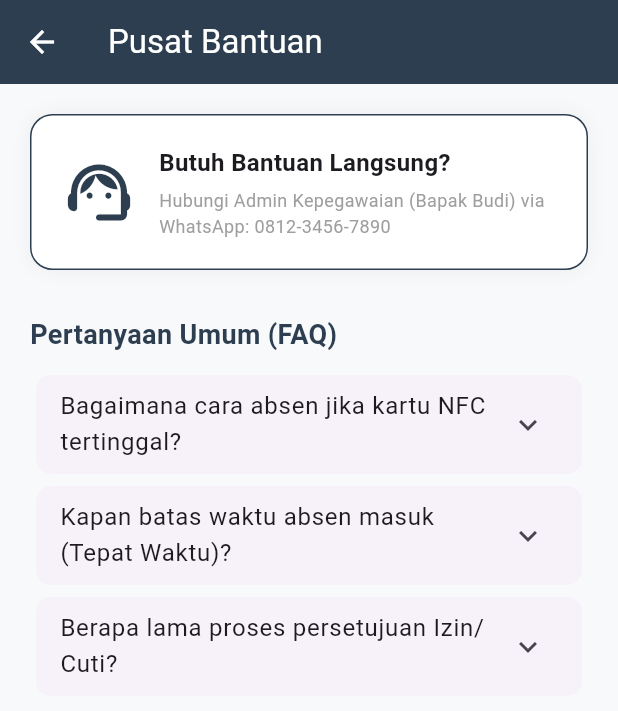
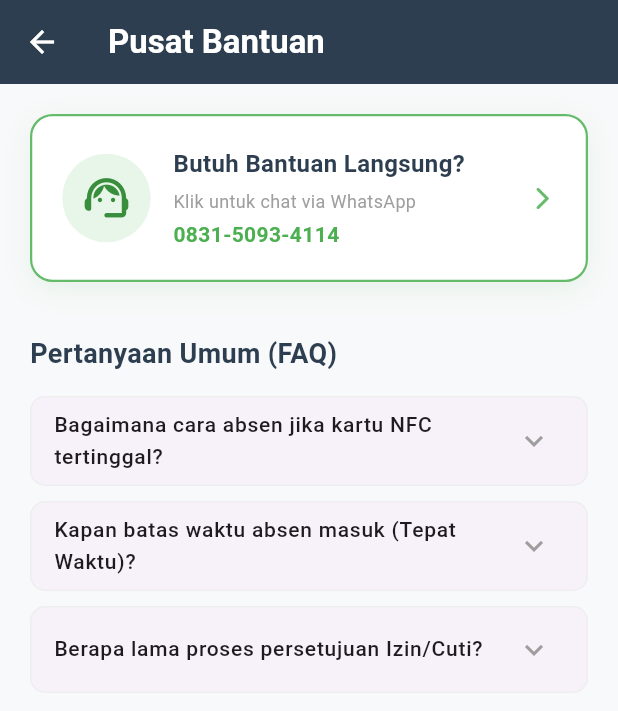
Before and after one commit to AndikaPutra315/Mobile-NFC, a Flutter app: the BantuanPage screen opened directly, on a phone screen of 412 x 824 dp. Shown: the top 711 px of the screen. Run offline on Flutter 3.47's test engine with Material 3 defaults, Android fonts, the phone set to English and light mode, and no system bars.

Commit message:
u tambahkan no wa

```diff
--- a/lib/bantuan_page.dart
+++ b/lib/bantuan_page.dart
@@ -1,97 +1,209 @@
 import 'package:flutter/material.dart';
+import 'package:url_launcher/url_launcher.dart'; // Import package url_launcher
 
 class BantuanPage extends StatelessWidget {
   const BantuanPage({super.key});
+
+  // Fungsi untuk membuka WhatsApp
+  Future<void> _launchWhatsApp() async {
+    // Format nomor WA: ganti angka 0 di depan dengan 62
+    final Uri whatsappUrl = Uri.parse(
+      'https://wa.me/6281234567890',
+    ); // Ganti dengan nomor WhatsApp yang valid
+
+    if (!await launchUrl(whatsappUrl, mode: LaunchMode.externalApplication)) {
+      debugPrint('Tidak dapat membuka WhatsApp');
+    }
+  }
 
   @override
   Widget build(BuildContext context) {
     return Scaffold(
       backgroundColor: const Color(0xFFF8F9FA),
       appBar: AppBar(
-        title: const Text("Pusat Bantuan", style: TextStyle(color: Colors.white)),
+        title: const Text(
+          "Pusat Bantuan",
+          style: TextStyle(color: Colors.white, fontWeight: FontWeight.w600),
+        ),
         backgroundColor: const Color(0xFF2D3E50),
         iconTheme: const IconThemeData(color: Colors.white),
+        elevation: 0,
       ),
       body: SingleChildScrollView(
         padding: const EdgeInsets.all(20),
         child: Column(
           crossAxisAlignment: CrossAxisAlignment.start,
           children: [
-            // Bagian Header Kontak Admin
-            Container(
+            // --- BAGIAN HEADER KONTAK WA (DIPERBARUI DENGAN STYLING & KLIK) ---
+            Material(
+              color: Colors.transparent,
+              child: InkWell(
+                onTap: _launchWhatsApp, // Panggil fungsi WA saat diklik
+                borderRadius: BorderRadius.circular(15),
+                child: Container(
                   padding: const EdgeInsets.all(20),
                   decoration: BoxDecoration(
                     color: Colors.white,
                     borderRadius: BorderRadius.circular(15),
-                border: Border.all(color: const Color(0xFF2D3E50), width: 1),
+                    border: Border.all(
+                      color: Colors.green.shade400,
+                      width: 1.5,
+                    ), // Border hijau khas WA
                     boxShadow: [
-                  BoxShadow(color: Colors.black.withOpacity(0.05), blurRadius: 10),
+                      BoxShadow(
+                        color: Colors.green.withOpacity(0.1),
+                        blurRadius: 15,
+                        offset: const Offset(0, 5),
+                      ),
                     ],
                   ),
-              child: const Row(
+                  child: Row(
                     children: [
-                  Icon(Icons.support_agent_rounded, size: 50, color: Color(0xFF2D3E50)),
-                  SizedBox(width: 15),
-                  Expanded(
+                      // Ikon Support dengan background hijau
+                      Container(
+                        padding: const EdgeInsets.all(12),
+                        decoration: BoxDecoration(
+                          color: Colors.green.shade50,
+                          shape: BoxShape.circle,
+                        ),
+                        child: Icon(
+                          Icons.support_agent_rounded,
+                          size: 35,
+                          color: Colors.green.shade700,
+                        ),
+                      ),
+                      const SizedBox(width: 15),
+                      // Teks Informasi
+                      const Expanded(
                         child: Column(
                           crossAxisAlignment: CrossAxisAlignment.start,
                           children: [
-                        Text("Butuh Bantuan Langsung?", style: TextStyle(fontWeight: FontWeight.bold, fontSize: 16)),
+                            Text(
+                              "Butuh Bantuan Langsung?",
+                              style: TextStyle(
+                                fontWeight: FontWeight.bold,
+                                fontSize: 16,
+                                color: Color(0xFF2D3E50),
+                              ),
+                            ),
                             SizedBox(height: 5),
-                        Text("Hubungi Admin Kepegawaian (Bapak Budi) via WhatsApp: 0812-3456-7890", style: TextStyle(fontSize: 12, color: Colors.grey)),
-                      ],
+                            Text(
+                              "Klik untuk chat via WhatsApp",
+                              style: TextStyle(
+                                fontSize: 12,
+                                color: Colors.grey,
+                              ),
+                            ),
+                            SizedBox(height: 4),
+                            Text(
+                              "0831-5093-4114",
+                              style: TextStyle(
+                                fontSize: 14,
+                                fontWeight: FontWeight.bold,
+                                color: Colors.green,
                               ),
                             ),
                           ],
                         ),
                       ),
-            const SizedBox(height: 30),
+                      // Ikon panah sebagai indikator bisa diklik
+                      Icon(
+                        Icons.arrow_forward_ios_rounded,
+                        size: 18,
+                        color: Colors.green.shade400,
+                      ),
+                    ],
+                  ),
+                ),
+              ),
+            ),
+            const SizedBox(height: 35),
 
-            // Bagian Pertanyaan yang Sering Diajukan (FAQ)
-            const Text("Pertanyaan Umum (FAQ)", style: TextStyle(fontWeight: FontWeight.bold, fontSize: 18, color: Color(0xFF2D3E50))),
-            const SizedBox(height: 10),
+            // --- BAGIAN FAQ (FAQ STYLING DIPERHALUS) ---
+            const Text(
+              "Pertanyaan Umum (FAQ)",
+              style: TextStyle(
+                fontWeight: FontWeight.bold,
+                fontSize: 18,
+                color: Color(0xFF2D3E50),
+              ),
+            ),
+            const SizedBox(height: 15),
 
-            // Item FAQ 1
             Card(
               elevation: 0,
-              shape: RoundedRectangleBorder(borderRadius: BorderRadius.circular(10)),
+              margin: const EdgeInsets.only(bottom: 10),
+              shape: RoundedRectangleBorder(
+                borderRadius: BorderRadius.circular(10),
+                side: BorderSide(color: Colors.grey.shade200),
+              ),
               child: const ExpansionTile(
-                title: Text("Bagaimana cara absen jika kartu NFC tertinggal?"),
+                iconColor: Color(0xFF2D3E50),
+                collapsedIconColor: Colors.grey,
+                title: Text(
+                  "Bagaimana cara absen jika kartu NFC tertinggal?",
+                  style: TextStyle(fontSize: 14, fontWeight: FontWeight.w500),
+                ),
                 children: [
                   Padding(
-                    padding: EdgeInsets.all(15.0),
-                    child: Text("Jika kartu NFC Anda tertinggal, harap segera melapor ke Admin Kepegawaian agar dibukakan akses presensi manual melalui sistem pusat."),
-                  )
+                    padding: EdgeInsets.fromLTRB(15, 0, 15, 15),
+                    child: Text(
+                      "Jika kartu NFC Anda tertinggal, harap segera melapor ke Admin Kepegawaian agar dibukakan akses presensi manual melalui sistem pusat.",
+                      style: TextStyle(color: Colors.black87, height: 1.4),
+                    ),
+                  ),
                 ],
               ),
             ),
 
-            // Item FAQ 2
             Card(
               elevation: 0,
-              shape: RoundedRectangleBorder(borderRadius: BorderRadius.circular(10)),
+              margin: const EdgeInsets.only(bottom: 10),
+              shape: RoundedRectangleBorder(
+                borderRadius: BorderRadius.circular(10),
+                side: BorderSide(color: Colors.grey.shade200),
+              ),
               child: const ExpansionTile(
-                title: Text("Kapan batas waktu absen masuk (Tepat Waktu)?"),
+                iconColor: Color(0xFF2D3E50),
+                collapsedIconColor: Colors.grey,
+                title: Text(
+                  "Kapan batas waktu absen masuk (Tepat Waktu)?",
+                  style: TextStyle(fontSize: 14, fontWeight: FontWeight.w500),
+                ),
                 children: [
                   Padding(
-                    padding: EdgeInsets.all(15.0),
-                    child: Text("Batas waktu absen masuk adalah pukul 08:00 WITA. Jika Anda tap kartu di atas jam tersebut, status akan otomatis tercatat sebagai Terlambat."),
-                  )
+                    padding: EdgeInsets.fromLTRB(15, 0, 15, 15),
+                    child: Text(
+                      "Batas waktu absen masuk adalah pukul 08:00 WITA. Jika Anda tap kartu di atas jam tersebut, status akan otomatis tercatat sebagai Terlambat.",
+                      style: TextStyle(color: Colors.black87, height: 1.4),
+                    ),
+                  ),
                 ],
               ),
             ),
 
-            // Item FAQ 3
             Card(
               elevation: 0,
-              shape: RoundedRectangleBorder(borderRadius: BorderRadius.circular(10)),
+              margin: const EdgeInsets.only(bottom: 10),
+              shape: RoundedRectangleBorder(
+                borderRadius: BorderRadius.circular(10),
+                side: BorderSide(color: Colors.grey.shade200),
+              ),
               child: const ExpansionTile(
-                title: Text("Berapa lama proses persetujuan Izin/Cuti?"),
+                iconColor: Color(0xFF2D3E50),
+                collapsedIconColor: Colors.grey,
+                title: Text(
+                  "Berapa lama proses persetujuan Izin/Cuti?",
+                  style: TextStyle(fontSize: 14, fontWeight: FontWeight.w500),
+                ),
                 children: [
                   Padding(
-                    padding: EdgeInsets.all(15.0),
-                    child: Text("Proses persetujuan (approval) izin atau cuti biasanya memakan waktu maksimal 1x24 jam kerja. Anda bisa mengecek statusnya secara berkala di halaman ini."),
-                  )
+                    padding: EdgeInsets.fromLTRB(15, 0, 15, 15),
+                    child: Text(
+                      "Proses persetujuan (approval) izin atau cuti biasanya memakan waktu maksimal 1x24 jam kerja. Anda bisa mengecek statusnya secara berkala di halaman ini.",
+                      style: TextStyle(color: Colors.black87, height: 1.4),
+                    ),
+                  ),
                 ],
               ),
             ),
--- a/pubspec.yaml
+++ b/pubspec.yaml
@@ -34,6 +34,7 @@ dependencies:
   # The following adds the Cupertino Icons font to your application.
   # Use with the CupertinoIcons class for iOS style icons.
   cupertino_icons: ^1.0.8
+  url_launcher: ^6.3.2
 
 dev_dependencies:
   flutter_test:
```
Also changed, not shown: pubspec.lock, 6 other files. Lines whose indentation alone changed are shown as unchanged.
